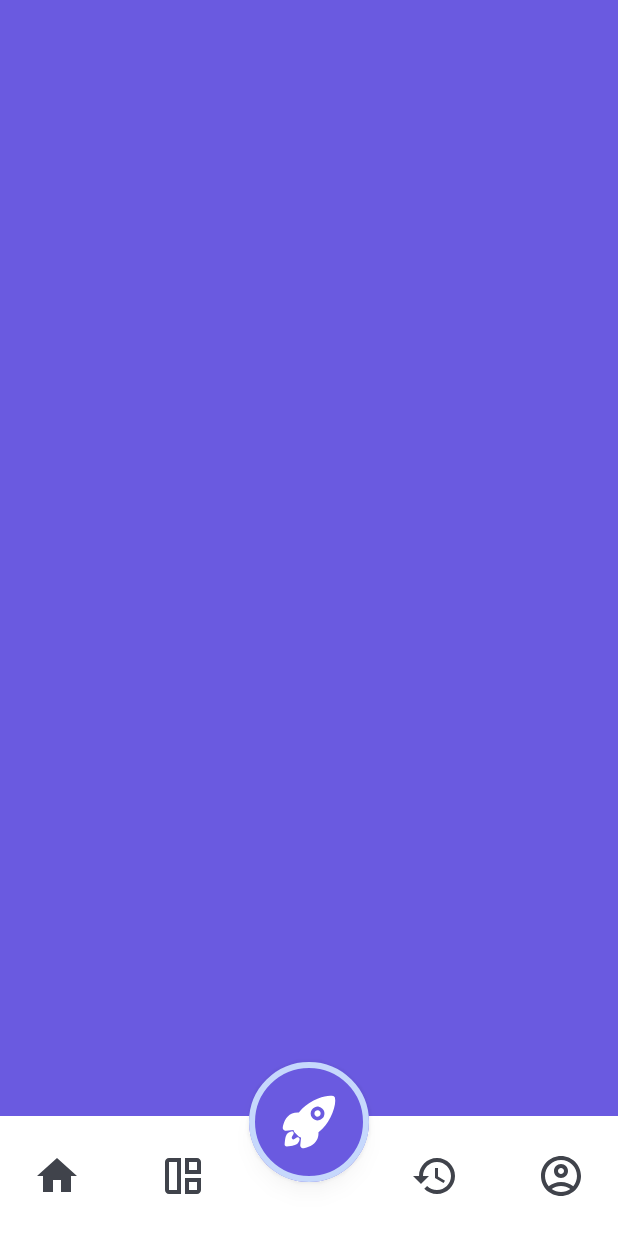
After one commit to harijoshi07/Quizzle, an Android app built with Jetpack Compose: the composable MainScreen shown on its own in the app's theme, on a phone screen of 412 x 824 dp. The commit adds this screen. Run offline under Robolectric (Android 15) with nearby library versions, the phone set to English and light mode, and no system bars; Roboto replaces fonts that are not available here.

Commit message:
feat: create main screen ui

```diff
--- /dev/null
+++ b/app/src/main/java/com/example/quizgame/presentation/MainScreen.kt
@@ -0,0 +1,32 @@
+package com.example.quizgame.presentation
+
+import androidx.compose.material3.FabPosition
+import androidx.compose.material3.Scaffold
+import androidx.compose.runtime.Composable
+import androidx.compose.ui.Modifier
+import androidx.compose.ui.res.colorResource
+import androidx.compose.ui.tooling.preview.Preview
+import com.example.quizgame.R
+import com.example.quizgame.ui.component.BottomBar
+import com.example.quizgame.ui.component.FloatingButton
+
+@Composable
+fun MainScreen(modifier: Modifier = Modifier) {
+
+    Scaffold(
+        floatingActionButton = { FloatingButton()},
+        floatingActionButtonPosition = FabPosition.Center,
+        bottomBar = { BottomBar()},
+        containerColor = colorResource(id = R.color.primary_purple)
+    ) {
+        it
+    }
+
+}
+
+@Preview
+@Composable
+private fun MainScreenPreview() {
+    MainScreen()
+
+}
--- a/app/src/main/java/com/example/quizgame/ui/component/FloatingButton.kt
+++ b/app/src/main/java/com/example/quizgame/ui/component/FloatingButton.kt
@@ -22,7 +22,7 @@ fun FloatingButton(modifier: Modifier = Modifier) {
         containerColor = colorResource(id = R.color.primary_purple),
         contentColor = colorResource(id = R.color.white),
         modifier = Modifier
-            //.offset(y = 60.dp)
+            .offset(y = 60.dp) //to place this icon slightly above other bottom bar icons
             .size(80.dp)
             .border(
                 width = 4.dp,
```
